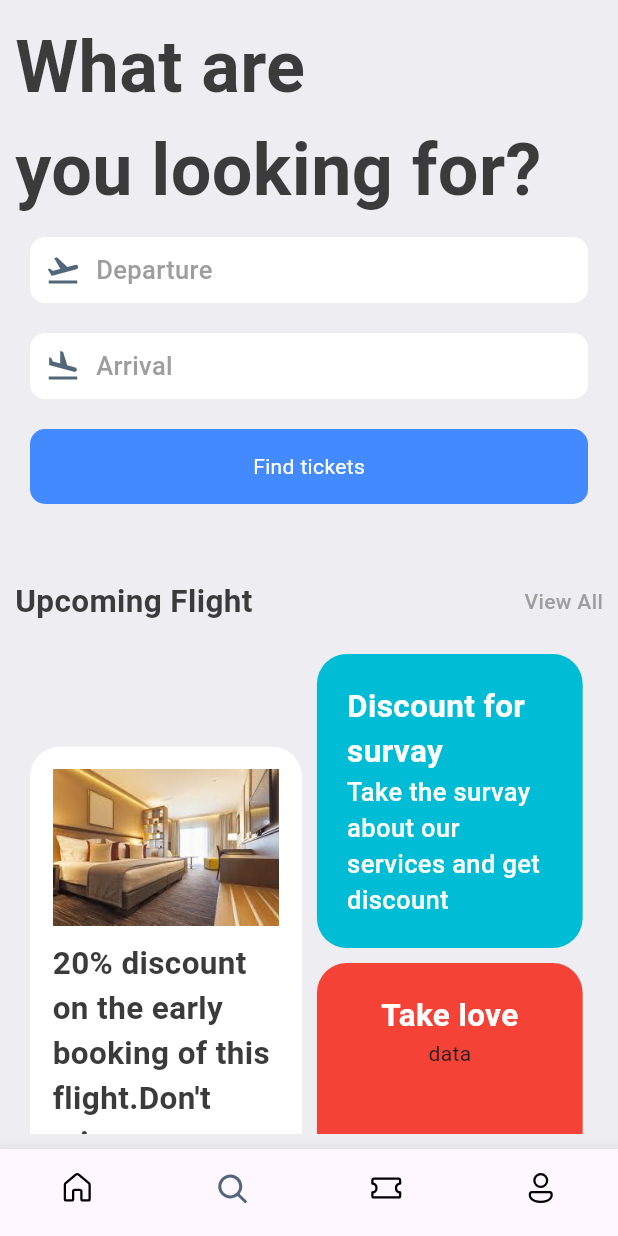
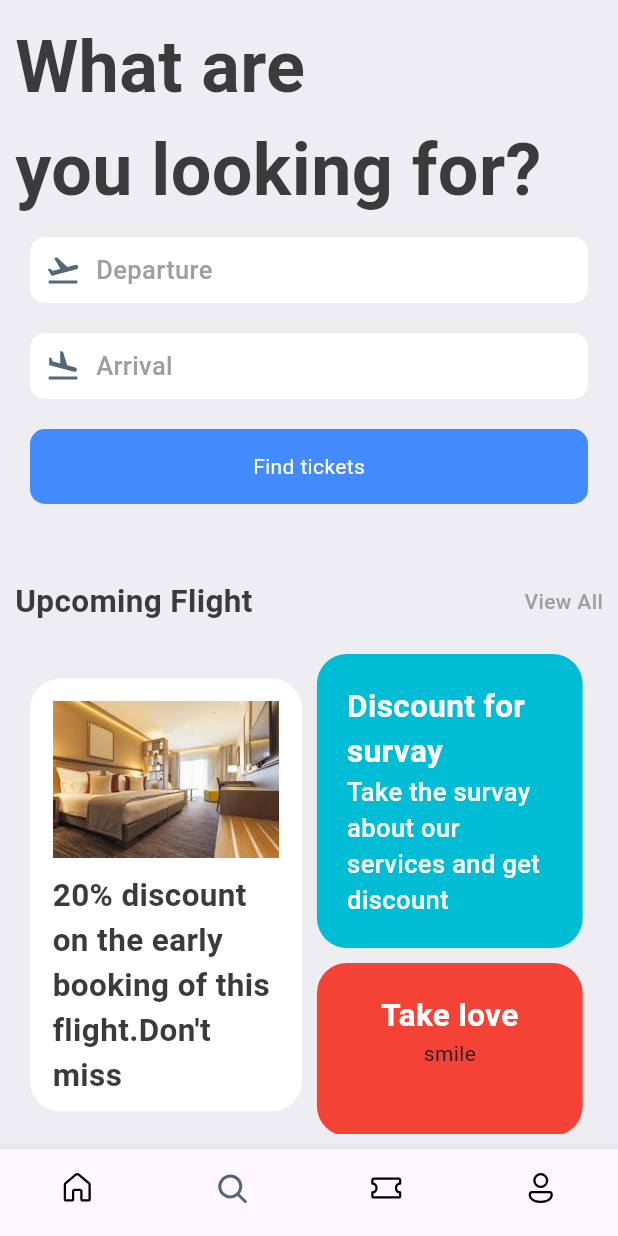
Before and after one commit to Xemsssa/com.xemsss.ticketapp, a Flutter app: the screen it shows after launch, item 2 of the bottom bar chosen, on a phone screen of 412 x 824 dp. Run offline on Flutter 3.47's test engine with Material 3 defaults, Android fonts, the phone set to English and light mode, and no system bars; our stand-ins replace fluentui_icons.

Commit message:
Search screen done

```diff
--- a/lib/screens/bottom_bar.dart
+++ b/lib/screens/bottom_bar.dart
@@ -1,5 +1,6 @@
 import 'package:fluentui_icons/fluentui_icons.dart';
 import 'package:flutter/material.dart';
+import 'package:test_app/screens/TicketScreen.dart';
 import 'package:test_app/screens/home_screen.dart';
 import 'package:test_app/screens/search_screen.dart';
 import 'package:test_app/utils/styles.dart';
@@ -16,8 +17,7 @@ class _BottomBarState extends State<BottomBar> {
   static final List<Widget> _widgetOptions = <Widget> [
     HomeScreen(),
     SearchScreen(),
-    const Text("Search"),
-    const Text("Tickets"),
+    TicketScreen(),
     const Text("Profile"),
   ];
 
@@ -51,7 +51,7 @@ class _BottomBarState extends State<BottomBar> {
               label: "Home",
               activeIcon: Icon(FluentSystemIcons.ic_fluent_home_filled) ),
           BottomNavigationBarItem(icon: Icon(FluentSystemIcons.ic_fluent_search_regular),
-              label: "SearchBar.dart",
+              label: "SearchBar",
               activeIcon: Icon(FluentSystemIcons.ic_fluent_search_filled) ),
           BottomNavigationBarItem(icon: Icon(FluentSystemIcons.ic_fluent_ticket_regular),
               label: "Ticket",
--- a/lib/screens/search_screen.dart
+++ b/lib/screens/search_screen.dart
@@ -80,7 +80,7 @@ class SearchScreen extends StatelessWidget {
                         ),
                         Container(
                           width: size.width * 0.99,
-                          height: size.height * 0.25,
+                          height: size.height * 0.14,
                           padding: EdgeInsets.all(20),
                           decoration: BoxDecoration(
                             color: Colors.red,
@@ -89,7 +89,7 @@ class SearchScreen extends StatelessWidget {
                           child: Column(
                             children: [
                               Text('Take love', style: Styles.headlineStyle2.copyWith(color: Colors.white)),
-                              Text('data')
+                              Text('smile')
                             ],
                           ),
                         ),
```
